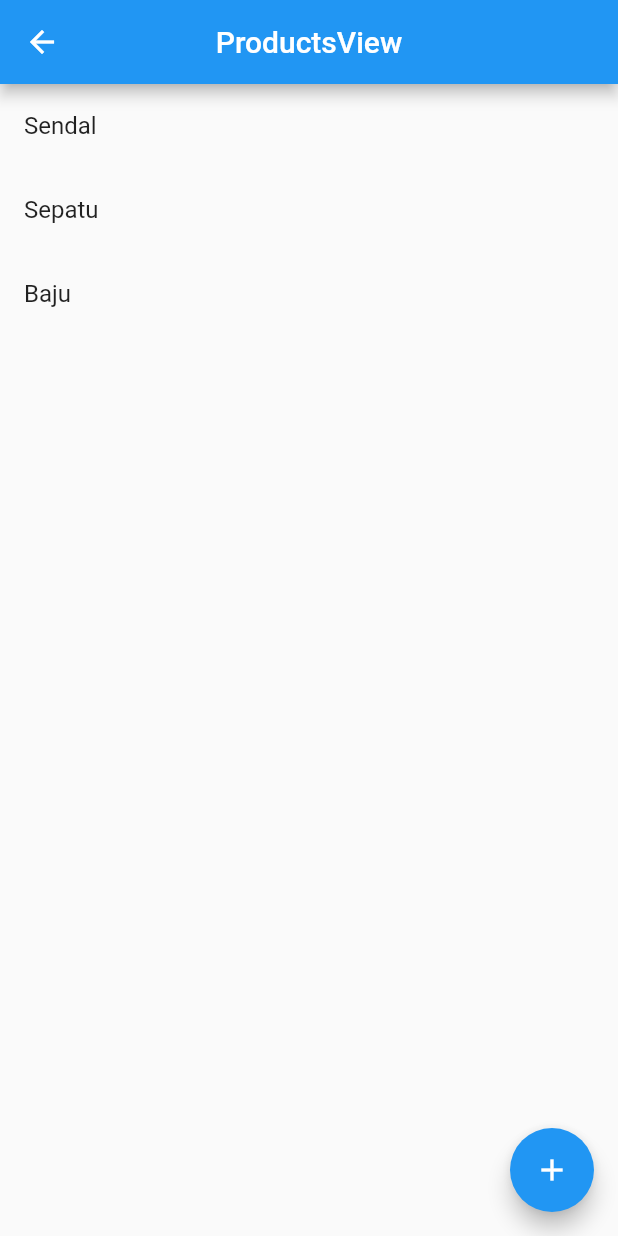
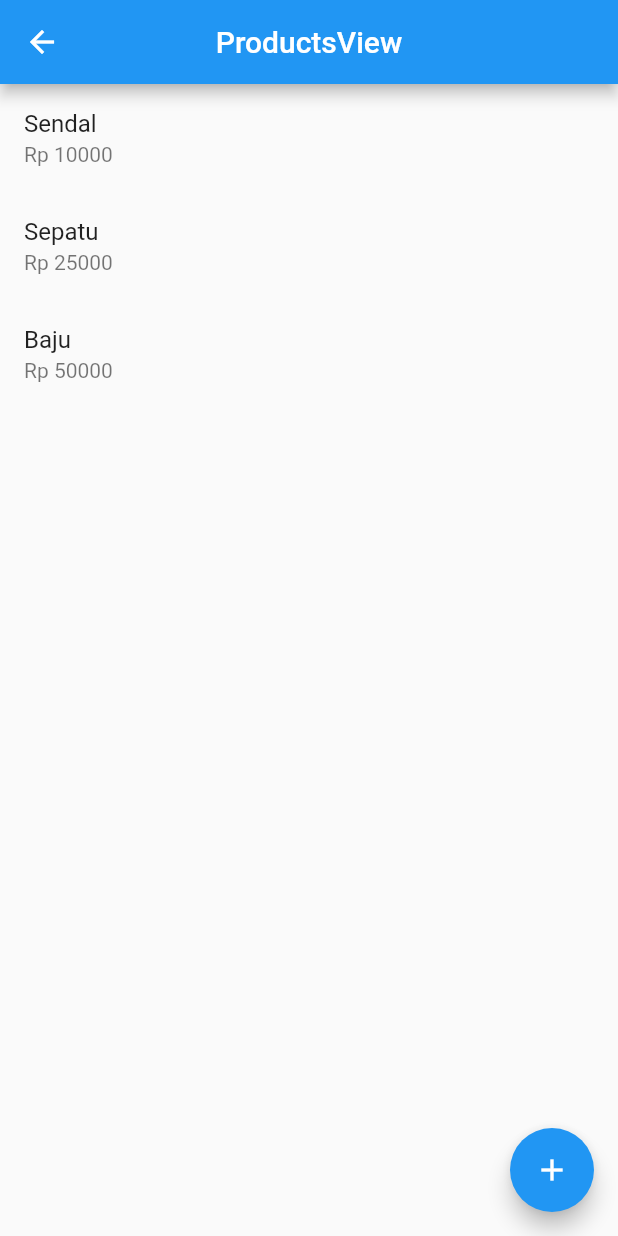
Before and after one commit to MichelleSetiyanti/Flutter-Get-Cli, a Flutter app: the ProductsView screen opened by its route, on a phone screen of 412 x 824 dp. Run offline on Flutter 3.47's test engine with Material 2 defaults, Android fonts, the phone set to English and light mode, and no system bars; our stand-ins replace get.

Commit message:
Git cli Create page and the other, and install package

```diff
--- /dev/null
+++ b/lib/app/modules/products/views/product_item_view.dart
@@ -0,0 +1,18 @@
+import 'package:flutter/material.dart';
+
+class ProductItem extends StatelessWidget {
+  const ProductItem(this.data);
+
+  final Map<String, dynamic> data;
+
+  @override
+  Widget build(BuildContext context) {
+    return ListTile(
+      title: Text(
+        data["name"],
+        // productC.allProducts[index]["name"],
+      ),
+      subtitle: Text("Rp ${data["price"]}"),
+    );
+  }
+}
--- a/lib/app/modules/products/views/products_view.dart
+++ b/lib/app/modules/products/views/products_view.dart
@@ -4,6 +4,7 @@ import 'package:get/get.dart';
 import 'package:test_cli/app/routes/app_pages.dart';
 
 import '../controllers/products_controller.dart';
+import './product_item_view.dart';
 
 class ProductsView extends GetView<ProductsController> {
   // final ProductsController productC = Get.find();
@@ -16,11 +17,8 @@ class ProductsView extends GetView<ProductsController> {
       ),
       body: Obx(
         () => ListView.builder(
-          itemBuilder: (context, index) => ListTile(
-            title: Text(
-              controller.allProducts[index]["name"],
-              // productC.allProducts[index]["name"],
-            ),
+          itemBuilder: (context, index) => ProductItem(
+            controller.allProducts[index],
           ),
           itemCount: controller.allProducts.length,
           // itemCount: productC.allProducts.length,
--- a/pubspec.yaml
+++ b/pubspec.yaml
@@ -8,6 +8,7 @@ environment:
 dependencies:
   cupertino_icons: ^1.0.2
   get: 4.6.5
+  http: 0.13.5
   flutter:
     sdk: flutter
 
```
Also changed, not shown: pubspec.lock.
